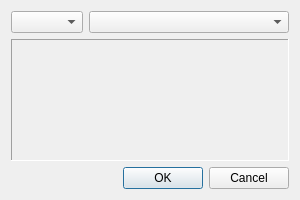
Above: UAlgTags/ucalltagselectdlg.ui from davidaq/Uranus2 before the change. Below: the same form after it.
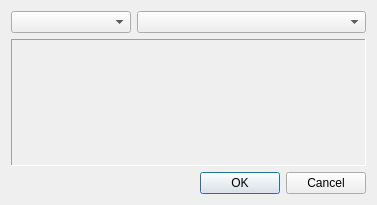
That is the form after the change.

```diff
--- a/UAlgTags/ucalltagselectdlg.ui
+++ b/UAlgTags/ucalltagselectdlg.ui
@@ -6,8 +6,8 @@
    <rect>
     <x>0</x>
     <y>0</y>
-    <width>300</width>
-    <height>200</height>
+    <width>377</width>
+    <height>205</height>
    </rect>
   </property>
   <property name="sizePolicy">
@@ -34,10 +34,23 @@
        <verstretch>0</verstretch>
       </sizepolicy>
      </property>
+     <property name="minimumSize">
+      <size>
+       <width>120</width>
+       <height>0</height>
+      </size>
+     </property>
     </widget>
    </item>
    <item row="0" column="1">
-    <widget class="QComboBox" name="functionSel"/>
+    <widget class="QComboBox" name="functionSel">
+     <property name="sizePolicy">
+      <sizepolicy hsizetype="Preferred" vsizetype="Fixed">
+       <horstretch>0</horstretch>
+       <verstretch>0</verstretch>
+      </sizepolicy>
+     </property>
+    </widget>
    </item>
    <item row="1" column="0" colspan="2">
     <widget class="QLabel" name="hint">
```
